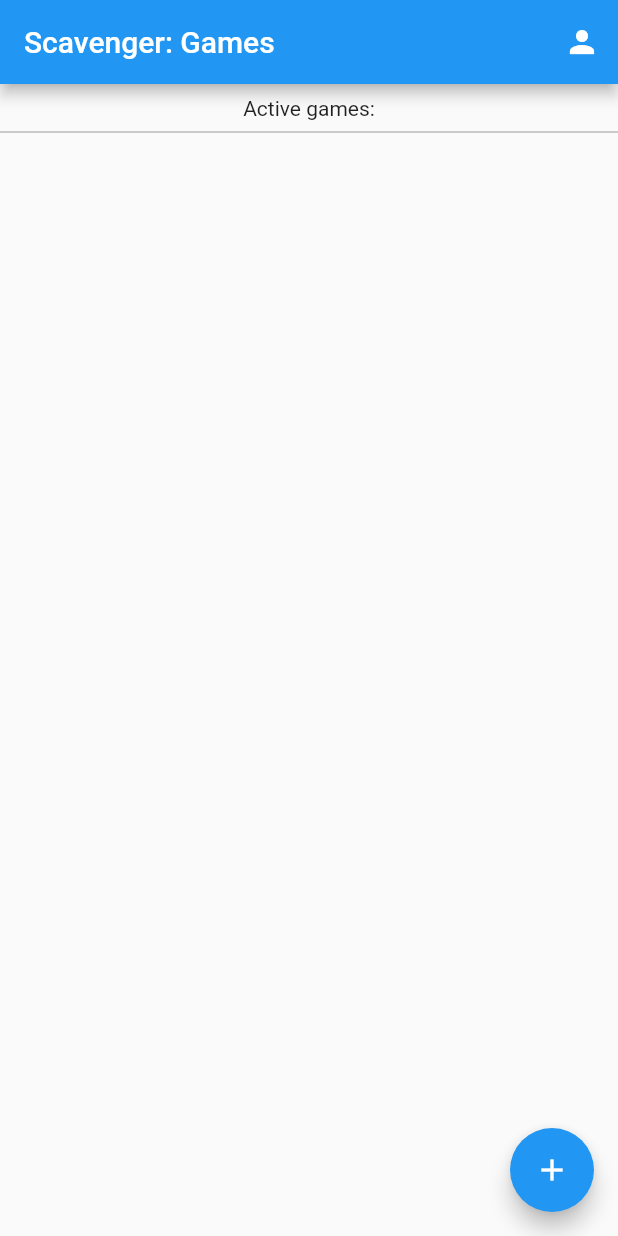
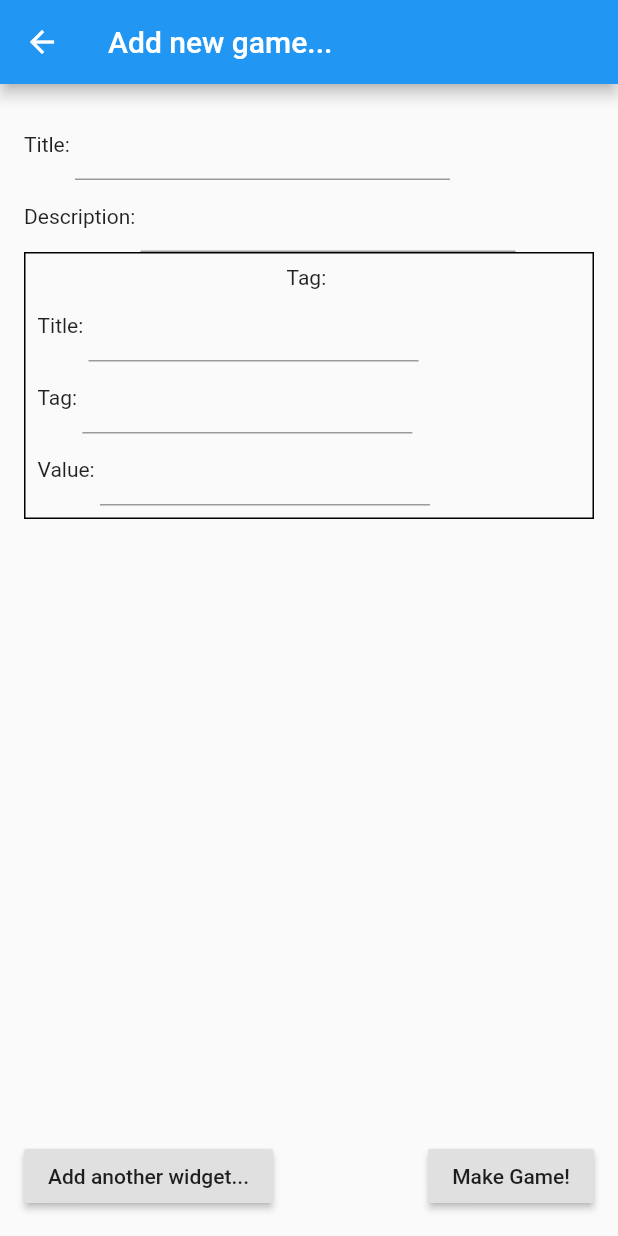
Before and after one commit to RayElg/scavenger, a Flutter app: the screen it shows after launch, after a tap on the "add" icon, on a phone screen of 412 x 824 dp. Run offline on Flutter 3.47's test engine with Material 2 defaults, Android fonts, the phone set to English and light mode, and no system bars; our stand-ins replace camera; accounts and stored records are empty; network calls fail.

Commit message:
fully functional with DB

```diff
--- /dev/null
+++ b/lib/addGame.dart
@@ -0,0 +1,151 @@
+import 'package:flutter/material.dart';
+import 'dTypes.dart';
+import 'globals.dart' as global;
+import 'reqs.dart';
+
+void openAddGamePage(context) {
+  Navigator.push(
+      context, MaterialPageRoute(builder: (context) => AddGamePage()));
+}
+
+class AddGamePage extends StatefulWidget {
+  AddGamePage({Key key}) : super(key: key);
+  List<Widget> widgList = [
+    TagWidget(),
+  ];
+  int numTags = 1;
+  @override
+  _AddGamePageState createState() => _AddGamePageState();
+}
+
+class _AddGamePageState extends State<AddGamePage> {
+  TextEditingController titleCont = new TextEditingController();
+  TextEditingController descCont = new TextEditingController();
+
+  addTagWidget() {
+    widget.widgList.add(TagWidget());
+  }
+
+  @override
+  Widget build(BuildContext context) {
+    List<Widget> widgList = [
+      Row(
+        children: [
+          Text("Title: "),
+          SizedBox(width: 250, child: TextField(controller: titleCont))
+        ],
+      ),
+      Row(
+        children: [
+          Text("Description: "),
+          SizedBox(
+              width: 250,
+              child: TextField(
+                controller: descCont,
+              ))
+        ],
+      ),
+    ];
+
+    widgList.addAll(List.generate(widget.numTags, (int i) => new TagWidget()));
+
+    return Scaffold(
+      appBar: AppBar(title: Text("Add new game...")),
+      body: Padding(
+        padding: const EdgeInsets.all(16.0),
+        child: Column(children: [
+          Expanded(
+            child: ListView(
+              children: widgList,
+            ),
+          ),
+          Row(mainAxisAlignment: MainAxisAlignment.spaceBetween, children: [
+            RaisedButton(
+                onPressed: () {
+                  setState(() {
+                    widget.numTags += 1;
+                  });
+                },
+                child: Text("Add another widget...")),
+            RaisedButton(
+                onPressed: () {
+                  List<String> tags = [];
+                  List<Tag> tObjects = [];
+                  for (Widget widg in widgList) {
+                    if (widg is TagWidget) {
+                      tObjects.add(widg.getTag());
+                    }
+                  }
+                  for (Tag t in tObjects) {
+                    tags.add(t.id);
+                    global.memory.tTable[t.id] = t;
+                    addTag(t.title.replaceAll(" ", "-"),
+                        t.tag.replaceAll(" ", "-"), t.hasScored, t.value, t.id);
+                  }
+                  Game g = new Game(titleCont.text, tags, descCont.text,
+                      author: global.currentUser.name);
+                  global.memory.gTable[g.id] = g;
+                  addGame(g.id, g.title.replaceAll(" ", "-"),
+                      g.description.replaceAll(" ", "-"), g.tags, g.author);
+                },
+                child: Text("Make Game!")),
+          ]),
+        ]),
+      ),
+    );
+  }
+}
+
+class TagWidget extends StatefulWidget {
+  TagWidget({Key key}) : super(key: key);
+
+  Tag getTag() {
+    Tag t = new Tag(titleCont.text, tagCont.text, int.parse(valueCont.text));
+    return t;
+  }
+
+  TextEditingController tagCont = new TextEditingController();
+  TextEditingController titleCont = new TextEditingController();
+  TextEditingController valueCont = new TextEditingController();
+
+  @override
+  _TagWidgetState createState() => _TagWidgetState();
+}
+
+class _TagWidgetState extends State<TagWidget> {
+  @override
+  Widget build(BuildContext context) {
+    return Container(
+      decoration: BoxDecoration(border: Border.all()),
+      child: Padding(
+        padding: const EdgeInsets.all(8.0),
+        child: Column(
+          children: [
+            Text("Tag: "),
+            Row(
+              children: [
+                Text("Title: "),
+                SizedBox(
+                    width: 220, child: TextField(controller: widget.titleCont)),
+              ],
+            ),
+            Row(
+              children: [
+                Text("Tag: "),
+                SizedBox(
+                    width: 220, child: TextField(controller: widget.tagCont))
+              ],
+            ),
+            Row(
+              children: [
+                Text("Value: "),
+                SizedBox(
+                    width: 220, child: TextField(controller: widget.valueCont))
+              ],
+            ),
+          ],
+        ),
+      ),
+    );
+  }
+}
--- a/lib/dTypes.dart
+++ b/lib/dTypes.dart
@@ -115,9 +115,13 @@ class MainMem {
     final List tags = ret["tags"];
     tags.forEach((element) {
       if (!this.tTable.containsKey(element["id"])) {
-        Tag t = Tag(element["title"], element["tag"], element["value"],
+        Tag t = Tag(element["title"].replaceAll("-", " "),
+            element["tag"].replaceAll("-", " "), element["value"],
             id: element["id"]);
-        t.hasScored = element["hasScored"].split(",").toSet();
+
+        t.hasScored = (element["hasScored"].length > 0)
+            ? element["hasScored"].split(",").toSet()
+            : new Set();
         print(
             "hasScored: " + element["hasScored"].split(",").toSet().toString());
         print("T id:" + t.id);
@@ -134,8 +138,11 @@ class MainMem {
     games.forEach((element) {
       print(element["tags"]);
       Game g = Game(
-          element["title"], element["tags"].split(","), element["description"],
-          id: element["id"], author: element["host"]);
+          element["title"].replaceAll("-", " "),
+          element["tags"].split(","),
+          element["description"].replaceAll("-", " "),
+          id: element["id"],
+          author: element["host"]);
       this.gTable[g.id] = g;
     });
 
--- a/lib/main.dart
+++ b/lib/main.dart
@@ -5,6 +5,7 @@ import 'dTypes.dart';
 import 'gamePage.dart';
 import 'package:scavenger/globals.dart' as global;
 import 'profilePage.dart';
+import 'addGame.dart';
 
 void main() {
   WidgetsFlutterBinding.ensureInitialized();
@@ -107,7 +108,9 @@ class _MyHomePageState extends State<MyHomePage> {
         ),
       ),
       floatingActionButton: FloatingActionButton(
-        onPressed: callBack,
+        onPressed: () {
+          openAddGamePage(context);
+        },
         tooltip: 'Increment',
         child: Icon(Icons.add),
       ), // This trailing comma makes auto-formatting nicer for build methods.
--- a/lib/reqs.dart
+++ b/lib/reqs.dart
@@ -38,7 +38,7 @@ Future<List<dynamic>> getLabels(String b64) async {
 
 Future<Map<String, dynamic>> getTables() async {
   final ret = await http.get(
-    "https://raynorelgie.com/scavenger/api.php?req=fakeGET",
+    "https://raynorelgie.com/scavenger/api.php?req=get",
     headers: <String, String>{
       "Content-Type": "application/json; charset=UTF-8"
     },
@@ -60,9 +60,9 @@ Future<bool> addGame(String id, String title, String description,
       "https://raynorelgie.com/scavenger/api.php?req=update&args=Game $id $title $description $t $host");
 }
 
-Future<bool> addTag(String title, String tag, List<String> hasScored, int value,
+Future<bool> addTag(String title, String tag, Set<String> hasScored, int value,
     String id) async {
-  String h = hasScored.join(",");
+  String h = (hasScored.length == 0) ? "," : hasScored.join(",");
   await http.get(
       "https://raynorelgie.com/scavenger/api.php?req=update&args=Tags $id $title $tag $value $h");
 }
@@ -70,6 +70,9 @@ Future<bool> addTag(String title, String tag, List<String> hasScored, int value,
 Future<bool> updateTag(String title, String tag, Set<String> hasScored,
     int value, String id) async {
   String h = hasScored.join(",");
+  if (h.substring(0, 0) == ",") {
+    h = h.substring(1, h.length);
+  }
   await http.get(
-      "https://raynorelgie.com/scavenger/api.php?req=update&args=TagsUpdate $id $title $tag $value $h");
+      "https://raynorelgie.com/scavenger/api.php?req=update&args=TagsUpdate $id ${title.replaceAll(" ", "-")} ${tag.replaceAll(" ", "-")} $value $h");
 }
```
